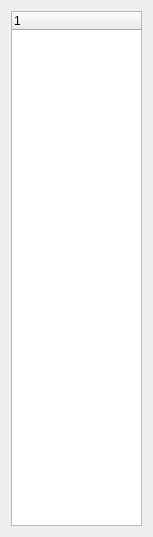
Old version of the form XCAX/ModelTreeWidget.ui in the repository ankoupxr/XCAX.
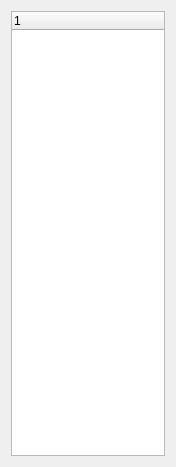
New version of the form.

```diff
--- a/XCAX/ModelTreeWidget.ui
+++ b/XCAX/ModelTreeWidget.ui
@@ -6,16 +6,22 @@
    <rect>
     <x>0</x>
     <y>0</y>
-    <width>153</width>
-    <height>537</height>
+    <width>176</width>
+    <height>467</height>
    </rect>
   </property>
   <property name="windowTitle">
    <string>ModelTreeWidget</string>
   </property>
-  <layout class="QVBoxLayout" name="verticalLayout">
-   <item>
-    <widget class="QTreeWidget" name="treeWidget"/>
+  <layout class="QGridLayout" name="gridLayout">
+   <item row="0" column="0">
+    <widget class="QTreeWidget" name="treeWidget">
+     <column>
+      <property name="text">
+       <string notr="true">1</string>
+      </property>
+     </column>
+    </widget>
    </item>
   </layout>
  </widget>
```
